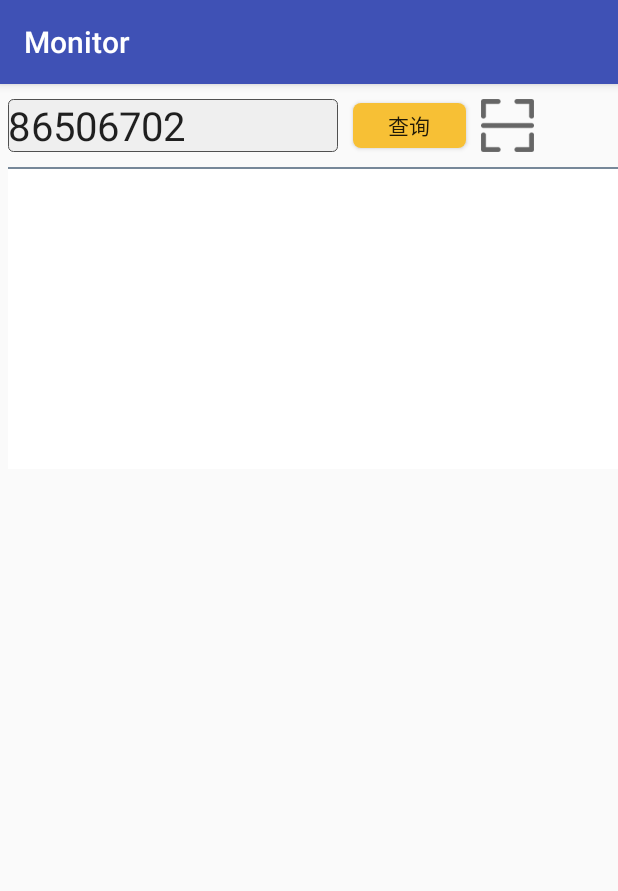
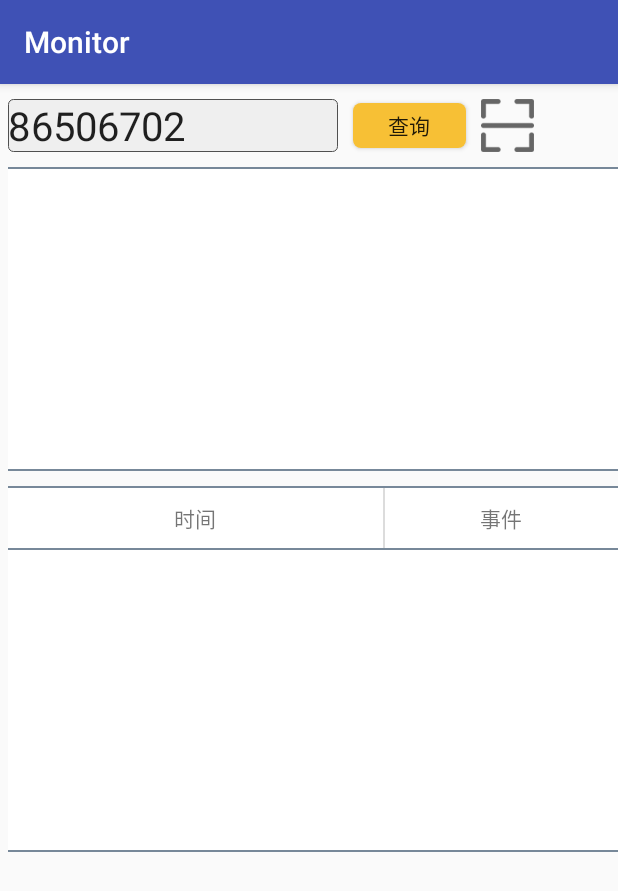
Before and after one commit to thc10/ElectrombileAndroidTool, an Android app: the screen it shows after launch (MainActivity), on a phone screen of 412 x 824 dp. Shown: the top 891 px of the screen. Run offline under Robolectric (Android 15) with nearby library versions, the phone set to English and light mode, and no system bars; our stand-ins replace EventBus.

Commit message:
第二个版本基本功能实现

```diff
--- a/app/src/main/res/layout/activity_main.xml
+++ b/app/src/main/res/layout/activity_main.xml
@@ -56,6 +56,47 @@
             android:layout_height="200dp"
             android:id="@+id/lv_data"
             android:background="@color/white"></ListView>
+        <View
+            android:layout_width="match_parent"
+            android:layout_height="1dp"
+            android:background="@color/lightslategrey"/>
+        <View
+            android:layout_marginTop="10dp"
+            android:layout_width="match_parent"
+            android:layout_height="1dp"
+            android:background="@color/lightslategrey"/>
+        <LinearLayout
+            android:layout_width="match_parent"
+            android:layout_height="40dp"
+            android:background="@color/white">
+            <TextView
+                android:layout_width="250dp"
+                android:layout_height="match_parent"
+                android:text="时间"
+                android:gravity="center"/>
+            <View
+                android:layout_width="1dp"
+                android:layout_height="match_parent"
+                android:background="@color/gainsboro"/>
+            <TextView
+                android:layout_width="match_parent"
+                android:layout_height="match_parent"
+                android:text="事件"
+                android:gravity="center"/>
+        </LinearLayout>
+        <View
+            android:layout_width="match_parent"
+            android:layout_height="1dp"
+            android:background="@color/lightslategrey"/>
+        <ListView
+            android:layout_width="match_parent"
+            android:layout_height="200dp"
+            android:id="@+id/lv_record"
+            android:background="@color/white"></ListView>
+        <View
+            android:layout_width="match_parent"
+            android:layout_height="1dp"
+            android:background="@color/lightslategrey"/>
     </LinearLayout>
 
 </RelativeLayout>
--- a/app/src/main/res/layout/capture.xml
+++ b/app/src/main/res/layout/capture.xml
@@ -9,7 +9,7 @@
         android:layout_height="fill_parent" />
 
     <!-- 扫描取景框 -->
-    <com.yzq.ScanTool.zxing.view.ViewfinderView
+    <com.xiaoantech.imeidatasearch.tool.zxing.view.ViewfinderView
         android:id="@+id/viewfinder_view"
         android:layout_width="fill_parent"
         android:layout_height="fill_parent" />
```
Also changed, not shown: app/src/main/java/com/xiaoantech/imeidatasearch/ui/main/MainActivity.java (+101 -46 lines), app/src/main/res/layout/activity_scaner.xml (deleted, +0 -17 lines), app/libs/core.jar (deleted).
